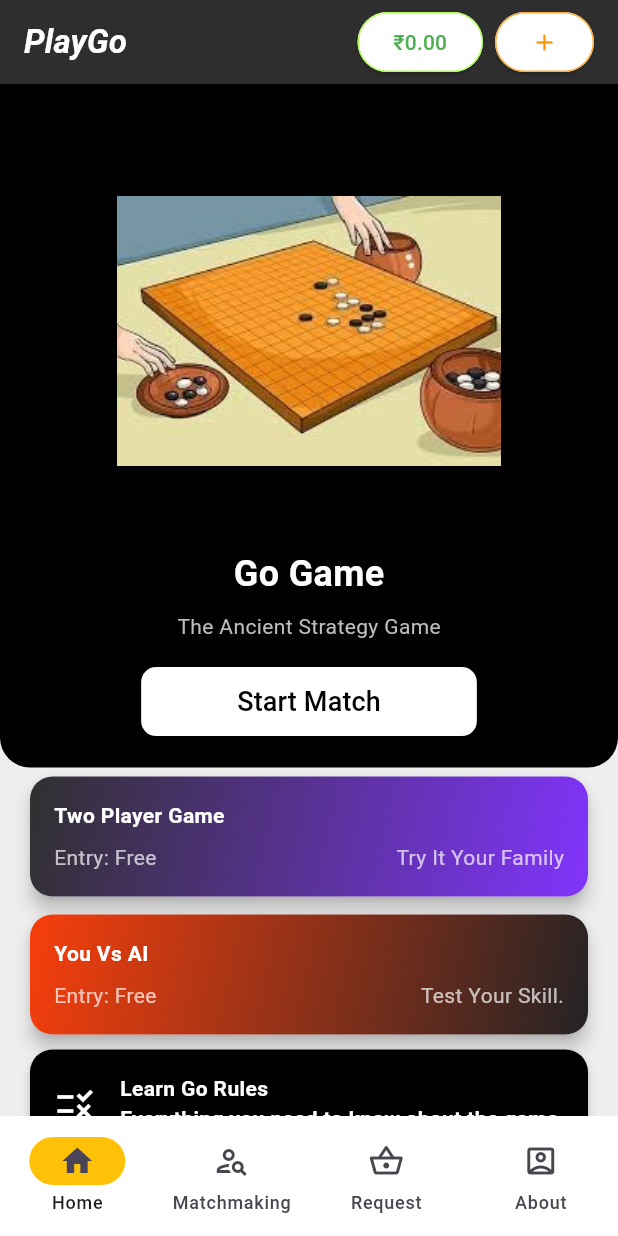
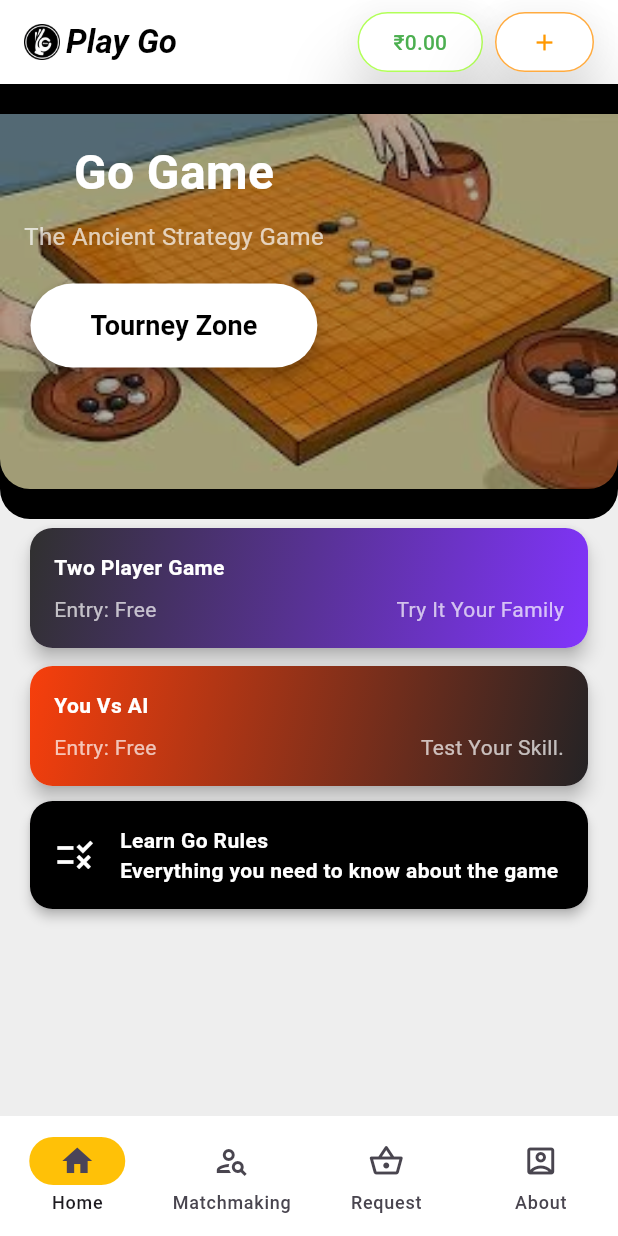
Before and after one commit to hisushanta/playgo, a Flutter app: the screen it shows once a user with an empty profile is signed in, on a phone screen of 412 x 824 dp. Run offline on Flutter 3.47's test engine with Material 3 defaults, Android fonts, the phone set to English and light mode, and no system bars; our stand-ins replace cloud_firestore, firebase_auth, firebase_core, firebase_storage, google_fonts, image_picker and 2 more; missing offline and left inert: firebase_ui_auth; accounts and stored records are empty; statements that could not run were skipped.

Commit message:
Now little change the ui from home page

```diff
--- a/playgo/lib/pages/home.dart
+++ b/playgo/lib/pages/home.dart
@@ -595,19 +595,31 @@ void _showTwoPlayerGameDialog(BuildContext context) {
           return Scaffold(
       backgroundColor: Colors.grey[200],
       appBar: AppBar(
-  backgroundColor: const Color.fromARGB(255, 47, 46, 46),
+  backgroundColor: Colors.white,
   elevation: 0,
   title: Row(
     mainAxisAlignment: MainAxisAlignment.spaceBetween,
     children: [
       // App title aligned to the left
-      Text(
-        "PlayGo",
+      Row(
+          mainAxisAlignment: MainAxisAlignment.center,
+          mainAxisSize: MainAxisSize.min,
+          children: [
+            Image.asset(
+              'assets/homeIcon.png',
+              width: 24,
+              height: 24,
+            ),
+            const SizedBox(width: 4),
+            const Text(
+              "Play Go",
               style: TextStyle(
-          color: Colors.white,
                 fontStyle: FontStyle.italic,
                 fontWeight: FontWeight.bold,
+                color: Colors.black,
               ),
+            ),
+          ],
         ),
       // Buttons aligned to the right
       Row(
@@ -621,8 +633,9 @@ void _showTwoPlayerGameDialog(BuildContext context) {
               ).then((_) => _loadData());
             },
             style: ElevatedButton.styleFrom(
-              backgroundColor: Colors.white,
+              backgroundColor:  Colors.white,
               foregroundColor: Colors.green,
+              elevation: 20,
               side: BorderSide(color: Colors.lightGreenAccent),
               shape: RoundedRectangleBorder(
                 borderRadius: BorderRadius.circular(20),
@@ -643,6 +656,7 @@ void _showTwoPlayerGameDialog(BuildContext context) {
               backgroundColor: Colors.white,
               foregroundColor: Colors.orange,
               side: BorderSide(color: Colors.orangeAccent),
+              elevation: 20,
               shape: RoundedRectangleBorder(
                 borderRadius: BorderRadius.circular(20),
               ),
@@ -666,22 +680,39 @@ void _showTwoPlayerGameDialog(BuildContext context) {
                     Container(
                       padding: EdgeInsets.symmetric(vertical: 20),
                       decoration: BoxDecoration(
-                      color: Colors.black,
+                        color: Colors.black, // Use a dark background for contrast
                         borderRadius: BorderRadius.only(
                           bottomLeft: Radius.circular(20),
                           bottomRight: Radius.circular(20),
                         ),
                       ),
+                      child: Stack(
+                        children: [
+                          // Background Image
+                          ClipRRect(
+                            borderRadius: BorderRadius.only(
+                              bottomLeft: Radius.circular(20),
+                              bottomRight: Radius.circular(20),
+                            ),
+                            child: Image.asset(
+                              'assets/goBoard.jpg', // Replace with your image path
+                              width: double.infinity,
+                              height: 250, // Adjust height as needed
+                              fit: BoxFit.cover, // Ensure the image covers the area
+                              opacity: AlwaysStoppedAnimation(0.7), // Add opacity for better text visibility
+                            ),
+                          ),
+                          // Content Overlay
+                          Padding(
+                            padding: EdgeInsets.all(16),
                             child: Column(
+                              crossAxisAlignment: CrossAxisAlignment.center,
                               children: [
-                        Image.asset(
-                          'assets/goBoard.jpg', // Placeholder for the Go board image
-                          width: double.maxFinite,
-                        ),
+                                // Title and Subtitle
                                 Text(
                                   "Go Game",
                                   style: TextStyle(
-                            fontSize: 24,
+                                    fontSize: 32,
                                     fontWeight: FontWeight.bold,
                                     color: Colors.white,
                                   ),
@@ -689,29 +720,39 @@ void _showTwoPlayerGameDialog(BuildContext context) {
                                 SizedBox(height: 8),
                                 Text(
                                   "The Ancient Strategy Game",
-                          style: TextStyle(color: Colors.grey[400]),
-                        ),
-                        SizedBox(height: 16),
-                        ElevatedButton(
-                          style: ElevatedButton.styleFrom(
-                            backgroundColor: Colors.white,
-                            shape: RoundedRectangleBorder(
-                              borderRadius: BorderRadius.circular(10),
+                                  style: TextStyle(
+                                    fontSize: 16,
+                                    color: Colors.white70,
                                   ),
                                 ),
+                                SizedBox(height: 20),
+                                // Start Match Button
+                                ElevatedButton(
                                   onPressed: () {
                                     Navigator.push(
                                       context,
-                            MaterialPageRoute(builder: (context) =>  TournamentPage()),).then((_) => _loadData());
+                                      MaterialPageRoute(builder: (context) => TournamentPage()),
+                                    ).then((_) => _loadData());
                                   },
-                          child: Padding(
-                            padding: EdgeInsets.symmetric(horizontal: 40, vertical: 10),
+                                  style: ElevatedButton.styleFrom(
+                                    backgroundColor: Colors.white,
+                                    foregroundColor: Colors.black,
+                                    padding: EdgeInsets.symmetric(horizontal: 40, vertical: 15),
+                                    shape: RoundedRectangleBorder(
+                                      borderRadius: BorderRadius.circular(30), // Rounded corners
+                                    ),
+                                    elevation: 5, // Add shadow
+                                  ),
                                   child: Text(
-                              "Start Match",
-                              style: TextStyle(color: Colors.black, fontSize: 18),
+                                    "Tourney Zone",
+                                    style: TextStyle(
+                                      fontSize: 18,
+                                      fontWeight: FontWeight.bold,
                                     ),
                                   ),
-
+                                ),
+                              ],
+                            ),
                           ),
                         ],
                       ),
```
Lines whose indentation alone changed are shown as unchanged.
